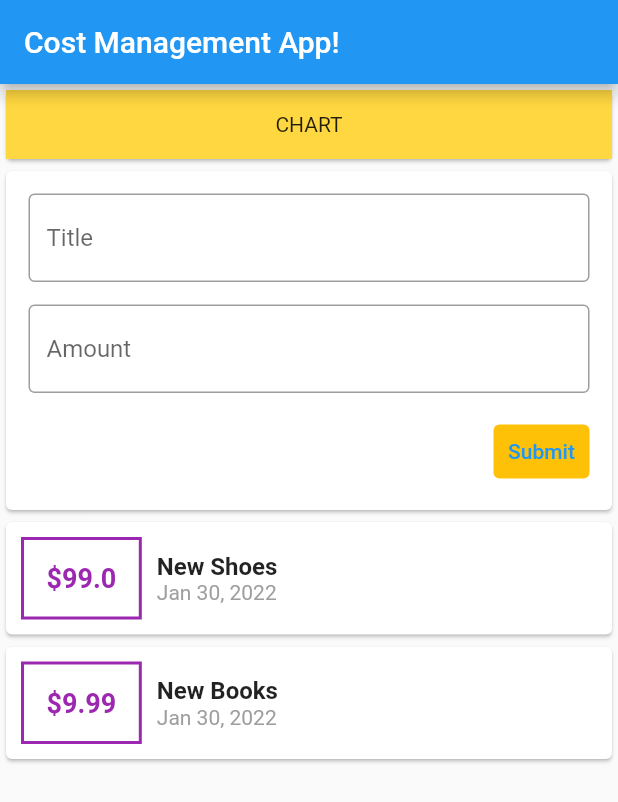
After one commit to Shofiul735/CostManagementFlutter, a Flutter app: the screen it shows after launch, on a phone screen of 412 x 824 dp. The commit adds this screen. Shown: the top 802 px of the screen. Run offline on Flutter 3.47's test engine with Material 2 defaults, Android fonts, the phone set to English and light mode, and no system bars.

Commit message:
Split widgets and added scrolling behaviours

```diff
--- /dev/null
+++ b/cost_management/lib/widgets/new_transaction.dart
@@ -0,0 +1,67 @@
+import 'package:flutter/material.dart';
+
+class NewTransation extends StatelessWidget {
+  final title = TextEditingController();
+  final amount = TextEditingController();
+  Function inputHandler;
+  NewTransation(this.inputHandler);
+  @override
+  Widget build(BuildContext context) {
+    return Card(
+      child: Container(
+        padding: const EdgeInsets.all(15),
+        child: Column(
+          crossAxisAlignment: CrossAxisAlignment.end,
+          children: [
+            Container(
+              margin: const EdgeInsets.only(bottom: 15),
+              child: TextField(
+                // onChanged: (value) => title = value,
+                controller: title,
+                decoration: const InputDecoration(
+                  hintText: 'Title',
+                  border: OutlineInputBorder(
+                    borderSide: BorderSide(
+                      color: Colors.blueAccent,
+                      width: 2,
+                      style: BorderStyle.solid,
+                    ),
+                  ),
+                ),
+              ),
+            ),
+            Container(
+              margin: const EdgeInsets.only(bottom: 15),
+              child: TextField(
+                // onChanged: (value) => amount = value,
+                controller: amount,
+                decoration: const InputDecoration(
+                  hintText: 'Amount',
+                  border: OutlineInputBorder(
+                    borderSide: BorderSide(
+                      color: Colors.blueAccent,
+                      width: 2,
+                      style: BorderStyle.solid,
+                    ),
+                  ),
+                ),
+              ),
+            ),
+            TextButton(
+              onPressed: () {
+                // print(title);
+                // print(amount);
+                inputHandler(title.text, double.parse(amount.text));
+              },
+              child: const Text('Submit'),
+              style: TextButton.styleFrom(
+                primary: Colors.blue,
+                backgroundColor: Colors.amber,
+              ),
+            ),
+          ],
+        ),
+      ),
+    );
+  }
+}
--- /dev/null
+++ b/cost_management/lib/widgets/transaction_card.dart
@@ -0,0 +1,59 @@
+import 'package:flutter/material.dart';
+import 'package:intl/intl.dart';
+
+import '../models/transaction.dart';
+
+class TransactionCard extends StatelessWidget {
+  final List<Transaction> transactions;
+  TransactionCard(this.transactions);
+  @override
+  Widget build(BuildContext context) {
+    return Container(
+      height: 350,
+      child: ListView(
+        scrollDirection: Axis.vertical,
+        children: transactions.map((item) {
+          return Card(
+              child: Row(
+            children: [
+              Container(
+                margin: const EdgeInsets.all(10),
+                padding: const EdgeInsets.all(15),
+                decoration: BoxDecoration(
+                  border: Border.all(
+                      color: Colors.purple,
+                      width: 2.0,
+                      style: BorderStyle.solid),
+                ),
+                child: Text(
+                  '\$${item.amount}',
+                  textAlign: TextAlign.start,
+                  style: const TextStyle(
+                    color: Colors.purple,
+                    fontWeight: FontWeight.bold,
+                    fontSize: 18,
+                  ),
+                ),
+              ),
+              Column(crossAxisAlignment: CrossAxisAlignment.start, children: [
+                Text(
+                  item.title,
+                  style: const TextStyle(
+                    fontWeight: FontWeight.bold,
+                    fontSize: 16,
+                  ),
+                ),
+                Text(
+                  DateFormat.yMMMd().format(item.date),
+                  style: const TextStyle(
+                    color: Colors.grey,
+                  ),
+                ),
+              ])
+            ],
+          ));
+        }).toList(),
+      ),
+    );
+  }
+}
--- /dev/null
+++ b/cost_management/lib/widgets/user_transactions.dart
@@ -0,0 +1,42 @@
+import 'package:flutter/material.dart';
+
+import './new_transaction.dart';
+import './transaction_card.dart';
+import '../models/transaction.dart';
+
+class UserTransactions extends StatefulWidget {
+  @override
+  State<StatefulWidget> createState() {
+    return UserTransactionsState();
+  }
+}
+
+class UserTransactionsState extends State<UserTransactions> {
+  List<Transaction> transactions = [
+    Transaction(
+        id: "t1", title: "New Shoes", amount: 99.00, date: DateTime.now()),
+    Transaction(
+        id: "t2", title: "New Books", amount: 9.99, date: DateTime.now())
+  ];
+
+  void addTransaction(String titleText, double amountTxt) {
+    var tx = Transaction(
+        id: DateTime.now().toString(),
+        title: titleText,
+        amount: amountTxt,
+        date: DateTime.now());
+    setState(() {
+      transactions.add(tx);
+    });
+  }
+
+  @override
+  Widget build(BuildContext context) {
+    return Column(
+      children: [
+        NewTransation(addTransaction),
+        TransactionCard(transactions),
+      ],
+    );
+  }
+}
```
Also changed, not shown: cost_management/lib/main.dart (+5 -114 lines), cost_management/lib/models/transaction.dart (renamed from cost_management/lib/transaction.dart).
